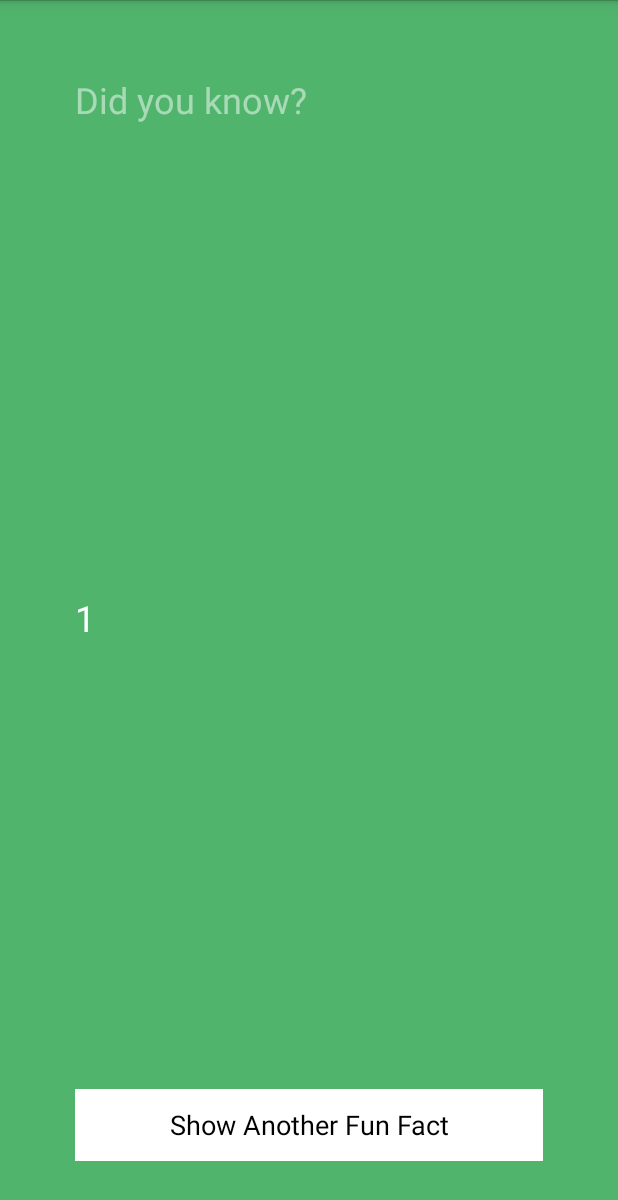
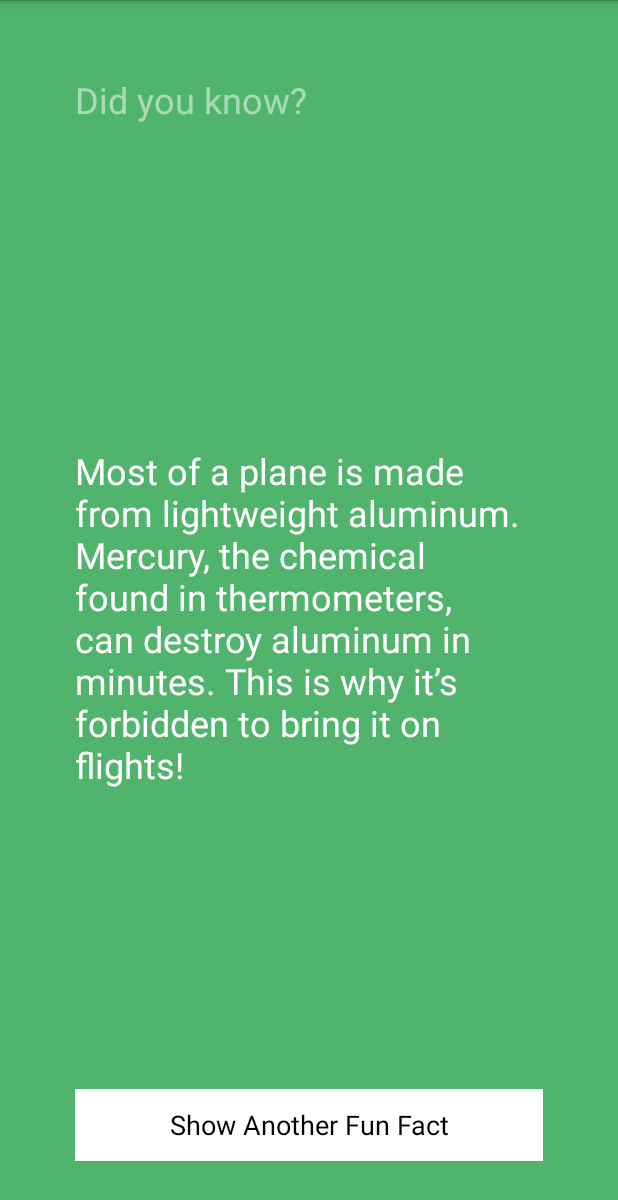
Before and after one commit to heal33/app-fun-facts, an Android app: the screen it shows after launch (FunFactsActivity), after a tap on "Show Another Fun Fact", on a phone screen of 412 x 824 dp. Shown: the top 1200 px of the screen. Run offline under Robolectric (Android 15) with nearby library versions, the phone set to English and light mode, and no system bars.

Commit message:
added arrays

```diff
--- a/app/src/main/java/io/maddux/funfacts/FunFactsActivity.java
+++ b/app/src/main/java/io/maddux/funfacts/FunFactsActivity.java
@@ -24,12 +24,28 @@ public class FunFactsActivity extends Activity {
         View.OnClickListener listener = new View.OnClickListener() {
             @Override
             public void onClick(View view) {
+                String[] facts = {
+                        "All of the Boeing 747s have traveled a collective 35 billion miles. That’s equivalent to 75,000 trips to the moon and back!",
+                        "Every day, there are approximately 200,000 flights around the world.",
+                        "Food tastes different under pressure (like in an airplane!). For example, our ability to perceive salty tastes is weakened, so tomato juice tastes sweet.",
+                        "The first time Amelia Earhart saw an airplane, she wasn’t impressed and declined a ride!",
+                        "As a plane moves, air travels over the top of the wing faster than it flows beneath the wing. This creates higher pressure beneath the wing and forces it up into the lower pressure area. This process is called “lift.”",
+                        "Orville and Wilbur Wright, America’s aviation pioneers, designed the first successful airplane.",
+                        "Most of a plane is made from lightweight aluminum. Mercury, the chemical found in thermometers, can destroy aluminum in minutes. This is why it’s forbidden to bring it on flights!",
+                        "In the 1920s, a plane ticket cost just $5!",
+                        "Air travel is the second safest form of travel. The first safest method is the elevator/escalator, although you wouldn’t get very far!",
+                        "A plane’s life is measured in the number of times it undergoes pressurization. Every time it’s pressured, stress is caused on the fuselage, which adds up to tiny cracks that can’t be repaired.",
+                };
+
+
                 //The button was clicked, so update the fact label with a new fact
                 String fact = "";
                 // Randomly select a fact
                 Random randomGenerator = new Random();  // Construct a new Random number generator
-                int randomNumber = randomGenerator.nextInt(3);
-                fact = randomNumber + "";
+                int randomNumber = randomGenerator.nextInt(facts.length);
+
+                fact = facts[randomNumber];
+
 
                 //Update the label with out dynamic fact
                 factLabel.setText(fact);
--- a/app/src/main/res/layout/activity_fun_facts.xml
+++ b/app/src/main/res/layout/activity_fun_facts.xml
@@ -19,7 +19,7 @@
     <TextView
         android:layout_width="wrap_content"
         android:layout_height="wrap_content"
-        android:text="The chicken is the closest living relative to the Tyrannosauraus Rex. "
+        android:text="In the 1920s, a plane ticket cost just $5!"
         android:id="@+id/factTextView"
         android:layout_centerVertical="true"
         android:layout_alignParentLeft="true"
```
